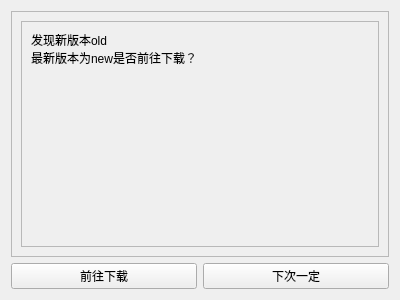
Before: the Qt Designer form update.ui in RIM-9961/LightToolBox, drawn with Qt 5.
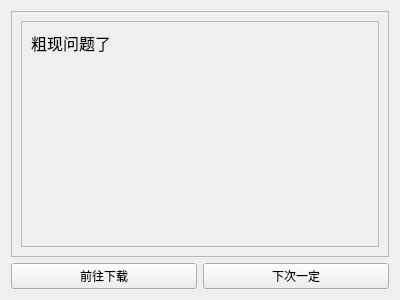
After: the same form once the commit is applied.

The edit to the form file:
```diff
--- a/update.ui
+++ b/update.ui
@@ -25,6 +25,12 @@
      <layout class="QVBoxLayout" name="verticalLayout">
       <item>
        <widget class="QScrollArea" name="scrollArea">
+        <property name="verticalScrollBarPolicy">
+         <enum>Qt::ScrollBarAsNeeded</enum>
+        </property>
+        <property name="horizontalScrollBarPolicy">
+         <enum>Qt::ScrollBarAlwaysOff</enum>
+        </property>
         <property name="widgetResizable">
          <bool>true</bool>
         </property>
@@ -40,13 +46,63 @@
          <layout class="QHBoxLayout" name="horizontalLayout_2">
           <item>
            <widget class="QLabel" name="label">
+            <property name="sizePolicy">
+             <sizepolicy hsizetype="Preferred" vsizetype="Preferred">
+              <horstretch>0</horstretch>
+              <verstretch>0</verstretch>
+             </sizepolicy>
+            </property>
+            <property name="minimumSize">
+             <size>
+              <width>0</width>
+              <height>0</height>
+             </size>
+            </property>
+            <property name="maximumSize">
+             <size>
+              <width>16777215</width>
+              <height>16777215</height>
+             </size>
+            </property>
+            <property name="font">
+             <font>
+              <family>黑体</family>
+              <pointsize>12</pointsize>
+              <italic>false</italic>
+              <bold>false</bold>
+              <kerning>true</kerning>
+             </font>
+            </property>
+            <property name="cursor">
+             <cursorShape>IBeamCursor</cursorShape>
+            </property>
+            <property name="tabletTracking">
+             <bool>false</bool>
+            </property>
             <property name="text">
-             <string>发现新版本old
-最新版本为new是否前往下载？</string>
+             <string>粗现问题了</string>
+            </property>
+            <property name="textFormat">
+             <enum>Qt::AutoText</enum>
             </property>
             <property name="alignment">
              <set>Qt::AlignLeading|Qt::AlignLeft|Qt::AlignTop</set>
             </property>
+            <property name="wordWrap">
+             <bool>true</bool>
+            </property>
+            <property name="margin">
+             <number>0</number>
+            </property>
+            <property name="indent">
+             <number>-1</number>
+            </property>
+            <property name="openExternalLinks">
+             <bool>false</bool>
+            </property>
+            <property name="textInteractionFlags">
+             <set>Qt::LinksAccessibleByMouse|Qt::TextSelectableByKeyboard|Qt::TextSelectableByMouse</set>
+            </property>
            </widget>
           </item>
          </layout>
```
Left out of the diff: 3 changed lines with no effect on the pictures.
